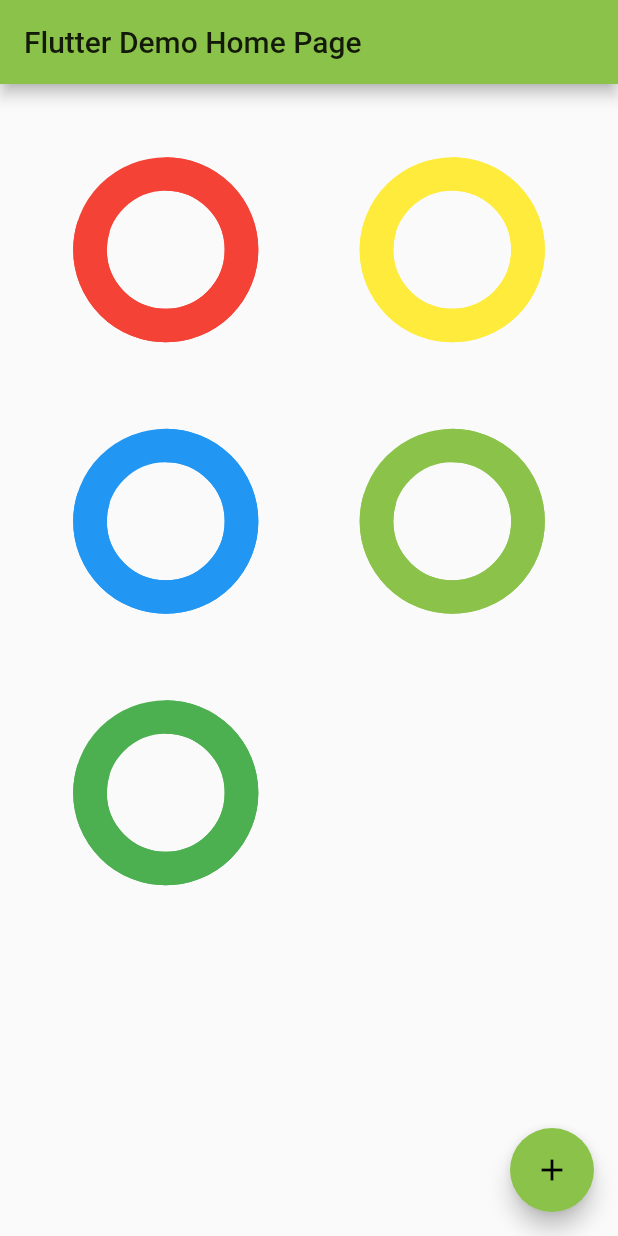
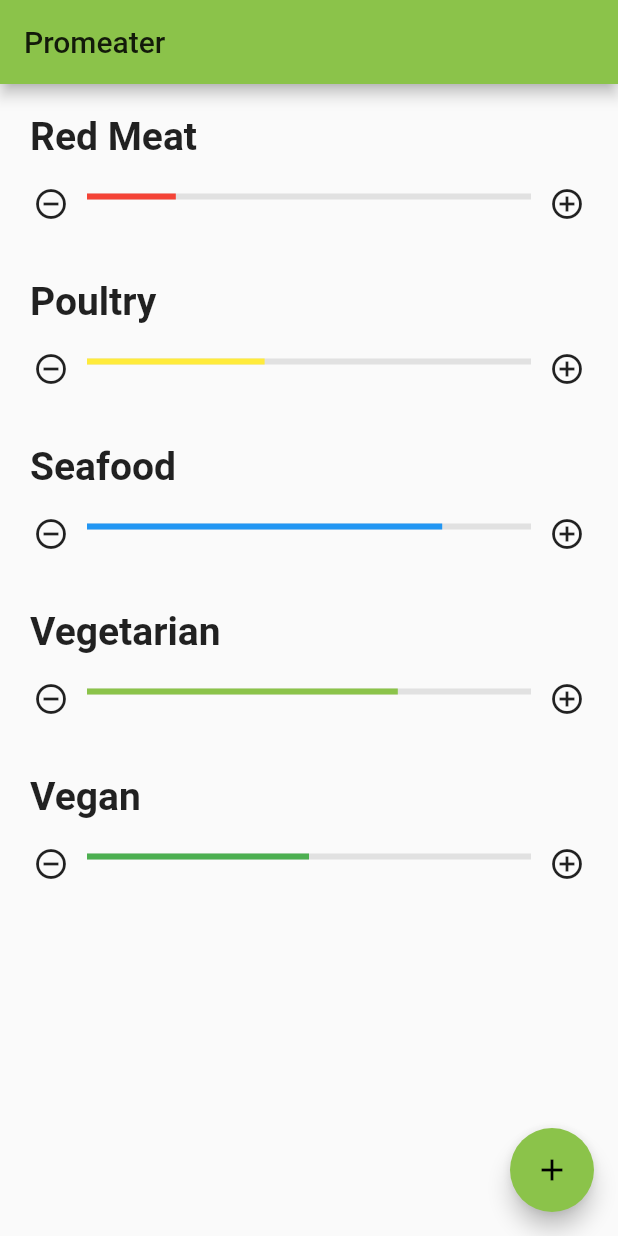
Before and after one commit to BonNil/Promeater, a Flutter app: the screen it shows after launch, on a phone screen of 412 x 824 dp. Run offline on Flutter 3.47's test engine with Material 2 defaults, Android fonts, the phone set to English and light mode, and no system bars.

Commit message:
Added ProteinBars

```diff
--- a/lib/main.dart
+++ b/lib/main.dart
@@ -7,11 +7,11 @@ class MyApp extends StatelessWidget {
   @override
   Widget build(BuildContext context) {
     return new MaterialApp(
-      title: 'Flutter Demo',
+      title: 'Promeater',
       theme: new ThemeData(
         primarySwatch: Colors.lightGreen,
       ),
-      home: new MyHomePage(title: 'Flutter Demo Home Page'),
+      home: new MyHomePage(title: 'Promeater'),
     );
   }
 }
@@ -40,18 +40,15 @@ class _MyHomePageState extends State<MyHomePage> {
       appBar: new AppBar(
         title: new Text(widget.title),
       ),
-      body: Center(
-        child: GridView.count(
-          primary: false,
-          padding: const EdgeInsets.all(20.0),
-          crossAxisSpacing: 10.0,
-          crossAxisCount: 2,
+      body: Padding(
+        padding: const EdgeInsets.all(0.0),
+        child: ListView(
           children: <Widget>[
-            ProteinBar('Red Meat', Colors.red),
-            ProteinBar('Poultry', Colors.yellow),
-            ProteinBar('Seafood', Colors.blue),
-            ProteinBar('Vegetarian', Colors.lightGreen),
-            ProteinBar('Vegan', Colors.green),
+            ProteinBar('Red Meat', Colors.red, 0.2),
+            ProteinBar('Poultry', Colors.yellow, 0.4),
+            ProteinBar('Seafood', Colors.blue, 0.8),
+            ProteinBar('Vegetarian', Colors.lightGreen, 0.7),
+            ProteinBar('Vegan', Colors.green, 0.5),
           ],
         ),
       ),
```
Also changed, not shown: lib/screens/protein_bar.dart (+63 -19 lines).
